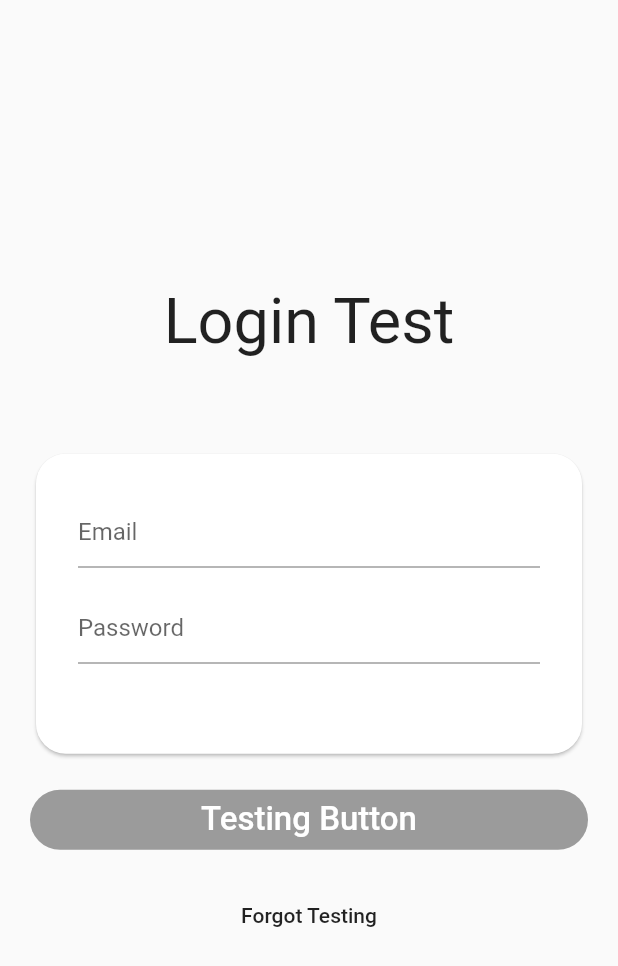
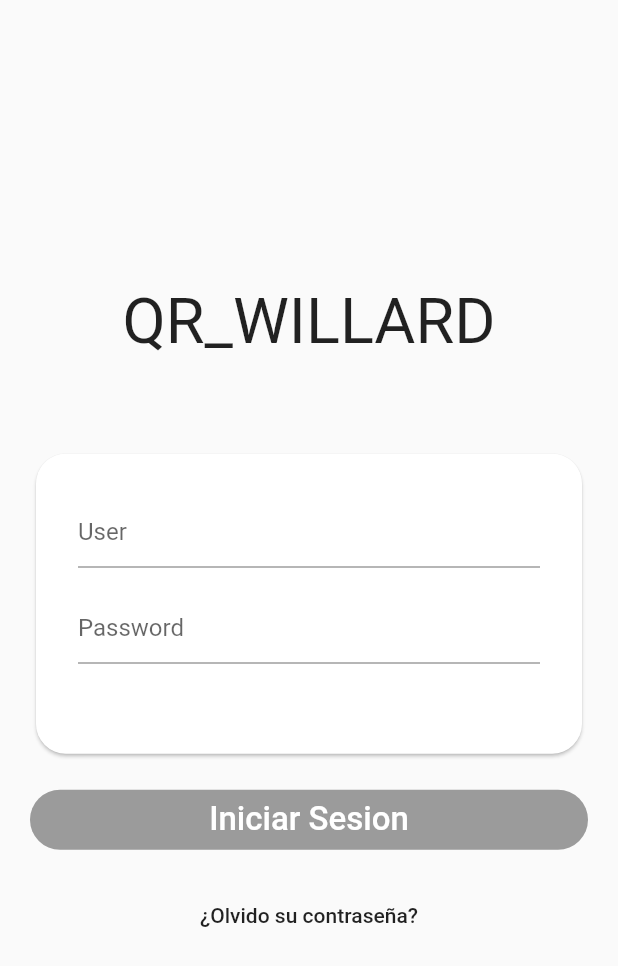
Before and after one commit to laguilar4/flutter_qr, a Flutter app: the screen it shows after launch, on a phone screen of 412 x 824 dp. Shown: the top 966 px of the screen. Run offline on Flutter 3.47's test engine with Material 2 defaults, Android fonts, the phone set to English and light mode, and no system bars; our stand-ins replace shared_preferences.

Commit message:
Cambios en text

```diff
--- a/lib/login_page.dart
+++ b/lib/login_page.dart
@@ -66,7 +66,7 @@ class _LoginPageState extends State<LoginPage> {
                 mainAxisAlignment: MainAxisAlignment.center,
                 crossAxisAlignment: CrossAxisAlignment.center,
                 children: [
-                  Text('Login Test', style: TextStyle(fontSize: 42),
+                  Text('QR_WILLARD', style: TextStyle(fontSize: 42),
                 ),
                 SizedBox(
                   height:60
@@ -87,7 +87,7 @@ class _LoginPageState extends State<LoginPage> {
                           child: TextField(
                               controller: _emailController,
                               decoration: InputDecoration(
-                              hintText: 'Email')
+                              hintText: 'User')
                               ),
                         ),
                          Padding(
@@ -116,7 +116,7 @@ class _LoginPageState extends State<LoginPage> {
                   child: RaisedButton(
                     color:Colors.lightBlueAccent,
                     shape: RoundedRectangleBorder(borderRadius: BorderRadius.circular(20)),
-                    child: Text('Testing Button',
+                    child: Text('Iniciar Sesion',
                     style: TextStyle(fontSize: 22, color: Colors.white),),
                     onPressed: _emailController.text == "" || _passController == "" ?
                     null:()
@@ -130,7 +130,7 @@ class _LoginPageState extends State<LoginPage> {
                 SizedBox(
                           height:20
                         ),
-                        FlatButton(onPressed: () {}, child: Text('Forgot Testing'))
+                        FlatButton(onPressed: () {}, child: Text('¿Olvido su contraseña?'))
                 ],
               ),
         ),
```
